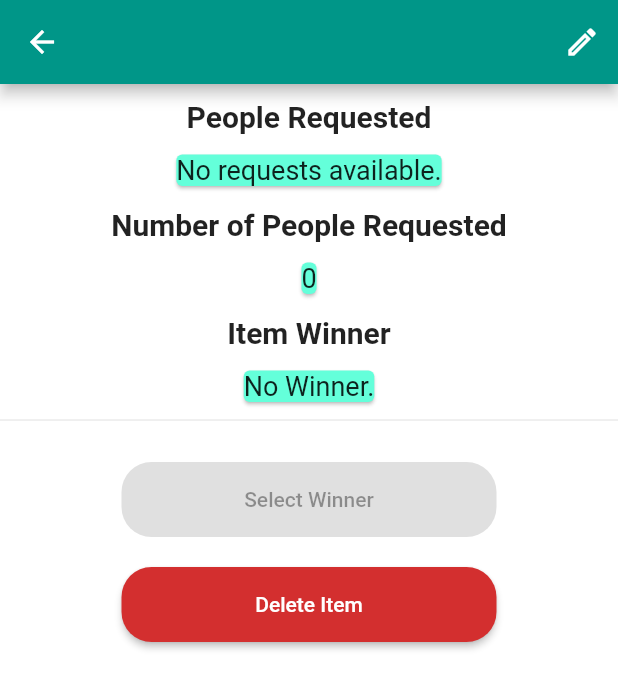
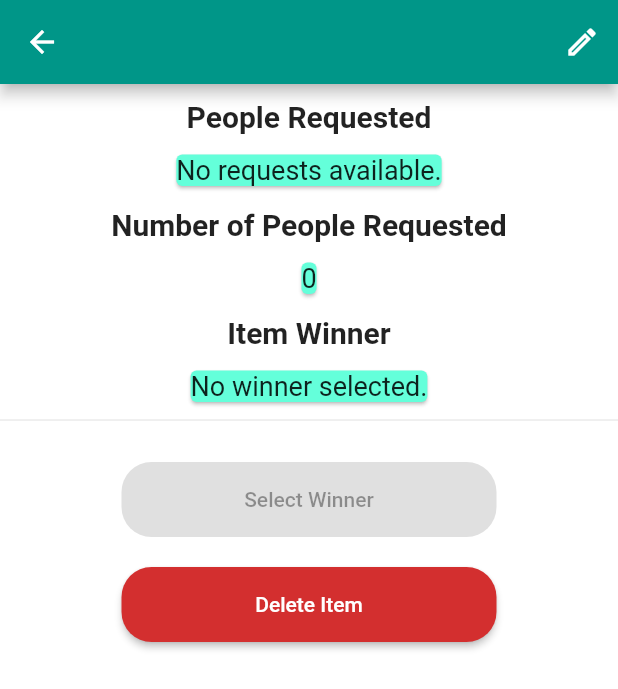
Before and after one commit to itisvigneshkumarp/DonationApp, a Flutter app: the DonationDetailScreen screen opened directly with empty values, swiped to page 2, on a phone screen of 412 x 824 dp. Shown: the top 689 px of the screen. Run offline on Flutter 3.47's test engine with Material 2 defaults, Android fonts, the phone set to English and light mode, and no system bars; our stand-ins replace cloud_firestore, firebase_auth, firebase_core, firebase_storage, image_picker; accounts and stored records are empty; network calls fail.

Commit message:
select winner bug fix.

```diff
--- a/lib/widgets/donation_card.dart
+++ b/lib/widgets/donation_card.dart
@@ -1,5 +1,4 @@
 import 'dart:ui';
-import 'package:firebase_auth/firebase_auth.dart';
 import 'package:flutter/material.dart';
 
 class DonationCardView extends StatelessWidget {
--- a/lib/widgets/donationdetail_pagetwo.dart
+++ b/lib/widgets/donationdetail_pagetwo.dart
@@ -19,7 +19,7 @@ class _DonationDetailPageTwoState extends State<DonationDetailPageTwo> {
   Map<String, dynamic> donation;
   String donationId;
   var _isLoading = false;
-  // var _itemWinner;
+  var _itemWinner = "No winner selected.";
 
   void _showErrorDialog(String message) {
     showDialog(
@@ -135,6 +135,10 @@ class _DonationDetailPageTwoState extends State<DonationDetailPageTwo> {
           .doc(donationId)
           .get();
       String _winnerId = _donation.data()["peopleRequested"][0]["userId"];
+      String _winnerName = _donation.data()["peopleRequested"][0]["userName"];
+      setState(() {
+        _itemWinner = _winnerName;
+      });
 
       await FirebaseFirestore.instance
           .collection('donations')
@@ -374,29 +378,12 @@ class _DonationDetailPageTwoState extends State<DonationDetailPageTwo> {
                     ),
                   ),
                 ),
-                FutureBuilder(
-                  future: _getUserName(donationId),
-                  builder: (context, snapshot) {
-                    if (snapshot.connectionState == ConnectionState.waiting) {
-                      return CircularProgressIndicator();
-                    }
-                    if (snapshot.hasData) {
-                      return Card(
-                        color: Theme.of(context).accentColor,
-                        child: Text(
-                          snapshot.data.toString(),
-                          style: TextStyle(fontSize: 18),
-                        ),
-                      );
-                    }
-                    return Card(
-                      color: Theme.of(context).accentColor,
-                      child: Text(
-                        "No Winner.",
-                        style: TextStyle(fontSize: 18),
-                      ),
-                    );
-                  },
+                Card(
+                  color: Theme.of(context).accentColor,
+                  child: Text(
+                    _itemWinner,
+                    style: TextStyle(fontSize: 18),
+                  ),
                 ),
                 Container(
                   child: Align(
```
